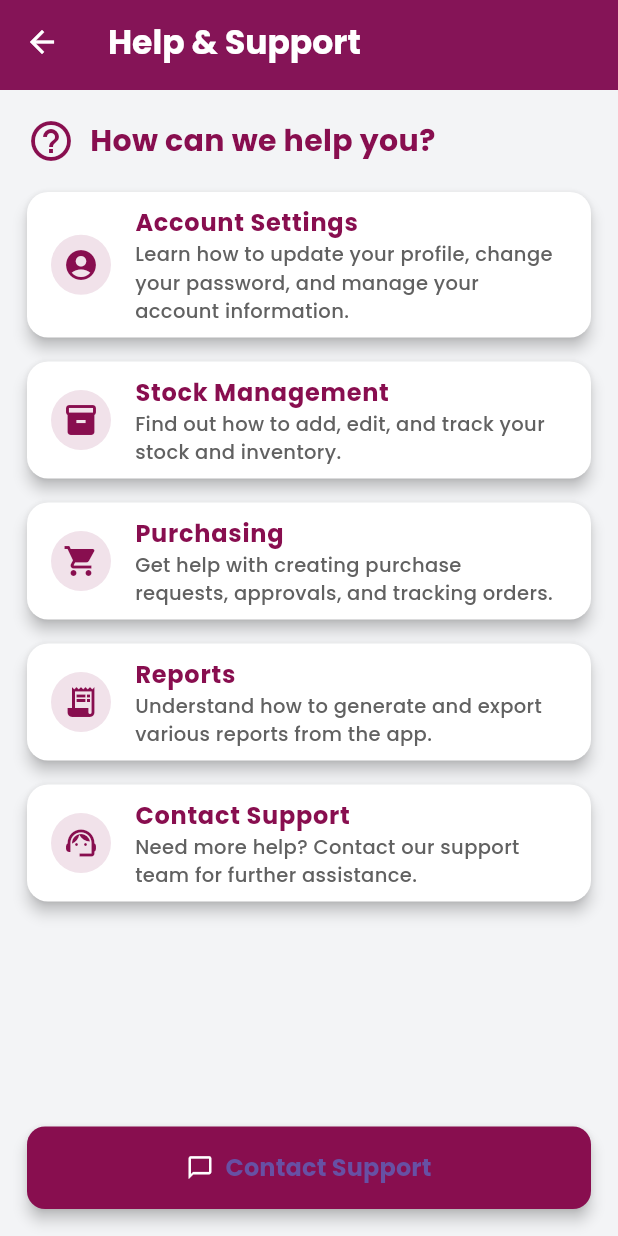
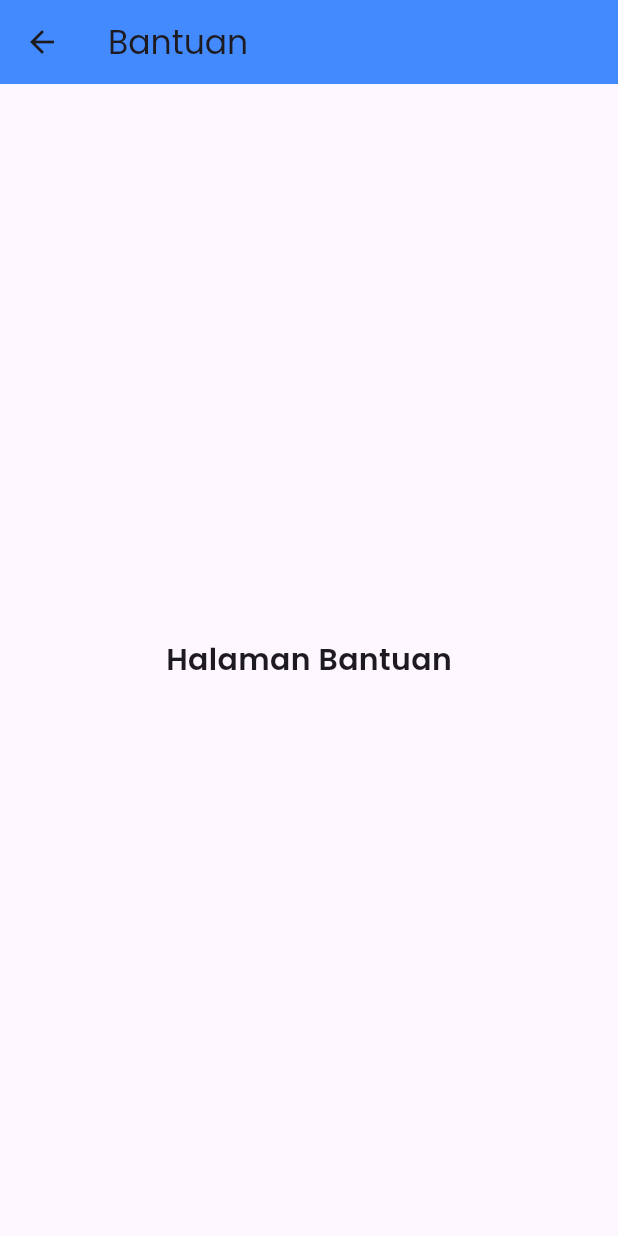
Before and after one commit to vandaii/miniproject-fluttter, a Flutter app: the HelpPage screen opened directly, on a phone screen of 412 x 824 dp. Run offline on Flutter 3.47's test engine with Material 3 defaults, Android fonts, the phone set to English and light mode, and no system bars; our stand-ins replace dio, file_picker, flutter_secure_storage, google_fonts, lottie; accounts and stored records are empty.

```diff
--- a/lib/screens/Resource/Auth/Help_Page.dart
+++ b/lib/screens/Resource/Auth/Help_Page.dart
@@ -2,156 +2,21 @@ import 'package:flutter/material.dart';
 import 'package:google_fonts/google_fonts.dart';
 
 class HelpPage extends StatelessWidget {
-  const HelpPage({super.key});
+  const HelpPage({Key? key}) : super(key: key);
 
   @override
   Widget build(BuildContext context) {
     return Scaffold(
-      appBar: PreferredSize(
-        preferredSize: Size.fromHeight(60),
-        child: AppBar(
-          leading: IconButton(
-            icon: const Icon(Icons.arrow_back, color: Colors.white),
-            onPressed: () => Navigator.of(context).pop(),
-          ),
-          title: Text(
-            'Help & Support',
-            style: GoogleFonts.poppins(
-              fontWeight: FontWeight.bold,
-              fontSize: 22,
-              color: Colors.white,
-            ),
-          ),
-          backgroundColor: const Color(0xFF880E4F),
-          elevation: 4,
-        ),
+      appBar: AppBar(
+        title: Text('Bantuan', style: GoogleFonts.poppins()),
+        backgroundColor: Colors.blueAccent,
       ),
-      backgroundColor: const Color(0xFFF3F4F6),
-      body: Padding(
-        padding: const EdgeInsets.symmetric(horizontal: 18, vertical: 18),
-        child: Column(
-          crossAxisAlignment: CrossAxisAlignment.start,
-          children: [
-            // Header
-            Row(
-              children: [
-                Icon(Icons.help_outline, color: Color(0xFF880E4F), size: 32),
-                const SizedBox(width: 10),
-                Text(
-                  "How can we help you?",
-                  style: GoogleFonts.poppins(
-                    fontWeight: FontWeight.bold,
-                    fontSize: 20,
-                    color: Color(0xFF880E4F),
-                  ),
-                ),
-              ],
-            ),
-            const SizedBox(height: 18),
-            // List of Help Topics
-            Expanded(
-              child: ListView(
-                children: [
-                  _buildHelpCard(
-                    icon: Icons.account_circle,
-                    title: "Account Settings",
-                    description:
-                        "Learn how to update your profile, change your password, and manage your account information.",
-                  ),
-                  _buildHelpCard(
-                    icon: Icons.inventory_2,
-                    title: "Stock Management",
-                    description:
-                        "Find out how to add, edit, and track your stock and inventory.",
-                  ),
-                  _buildHelpCard(
-                    icon: Icons.shopping_cart,
-                    title: "Purchasing",
-                    description:
-                        "Get help with creating purchase requests, approvals, and tracking orders.",
-                  ),
-                  _buildHelpCard(
-                    icon: Icons.receipt_long,
-                    title: "Reports",
-                    description:
-                        "Understand how to generate and export various reports from the app.",
-                  ),
-                  _buildHelpCard(
-                    icon: Icons.support_agent,
-                    title: "Contact Support",
-                    description:
-                        "Need more help? Contact our support team for further assistance.",
-                  ),
-                ],
-              ),
-            ),
-            const SizedBox(height: 10),
-            // Contact Support Button
-            SizedBox(
-              width: double.infinity,
-              child: ElevatedButton.icon(
-                onPressed: () {
-                  // Action to contact support
-                },
-                icon: Icon(Icons.chat_bubble_outline, color: Colors.white),
-                label: Text(
-                  "Contact Support",
-                  style: GoogleFonts.poppins(
-                    fontWeight: FontWeight.bold,
-                    fontSize: 16,
-                  ),
-                ),
-                style: ElevatedButton.styleFrom(
-                  backgroundColor: Color(0xFF880E4F),
-                  padding: EdgeInsets.symmetric(vertical: 16),
-                  shape: RoundedRectangleBorder(
-                    borderRadius: BorderRadius.circular(12),
-                  ),
-                  elevation: 4,
-                ),
-              ),
-            ),
-          ],
+      body: Center(
+        child: Text(
+          'Halaman Bantuan',
+          style: GoogleFonts.poppins(fontSize: 20, fontWeight: FontWeight.w600),
         ),
       ),
     );
   }
-
-  Widget _buildHelpCard({
-    required IconData icon,
-    required String title,
-    required String description,
-  }) {
-    return Card(
-      elevation: 4,
-      margin: const EdgeInsets.only(bottom: 16),
-      shape: RoundedRectangleBorder(borderRadius: BorderRadius.circular(14)),
-      color: Colors.white,
-      child: ListTile(
-        leading: CircleAvatar(
-          backgroundColor: Color(0xFF880E4F).withOpacity(0.12),
-          child: Icon(icon, color: Color(0xFF880E4F)),
-        ),
-        title: Text(
-          title,
-          style: GoogleFonts.poppins(
-            fontWeight: FontWeight.bold,
-            fontSize: 16,
-            color: Color(0xFF880E4F),
-          ),
-        ),
-        subtitle: Text(
-          description,
-          style: GoogleFonts.poppins(
-            fontWeight: FontWeight.w500,
-            fontSize: 13,
-            color: Colors.grey[700],
-          ),
-        ),
-        onTap: () {
-          // Bisa diarahkan ke detail/topik bantuan tertentu
-        },
-      ),
-    );
-  }
 }
--- a/lib/screens/Resource/Purchasing/DirectPurchase_Page.dart
+++ b/lib/screens/Resource/Purchasing/DirectPurchase_Page.dart
@@ -210,11 +210,13 @@ class _DirectPurchasePageState extends State<DirectPurchasePage>
     super.dispose();
   }
 
+  // color palate
   final Color pastelPink = const Color(0xFFF8BBD0);
   final Color deepPink = const Color.fromARGB(255, 233, 30, 99);
   final Color lightPink = const Color(0xFFFCE4EC);
   final Color accentPurple = const Color(0xFF7B1FA2);
 
+  //define menu indexes
   static const int PURCHASING_MENU = 1;
   static const int STOCK_MANAGEMENT_MENU = 2;
 
--- a/pubspec.yaml
+++ b/pubspec.yaml
@@ -43,6 +43,7 @@ dependencies:
   dio: ^5.8.0+1
   # image_picker: ^1.0.7
   fluentui_system_icons: ^1.1.217
+  lottie: ^2.7.0
 
   # The following adds the Cupertino Icons font to your application.
   # Use with the CupertinoIcons class for iOS style icons.
@@ -73,6 +74,7 @@ flutter:
   assets:
     - assets/images/icons-haus.png
     - assets/images/icons-logoDekoration.png
+    - assets/lottie/email.json
 
   # An image asset can refer to one or more resolution-specific "variants", see
   # https://flutter.dev/to/resolution-aware-images
```
Also changed, not shown: lib/config/APi.dart (+11 -9 lines), lib/screens/Resource/Auth/ForgotPasswordPage.dart (+120 -112 lines), lib/services/authService.dart (+23 -20 lines), pubspec.lock.
